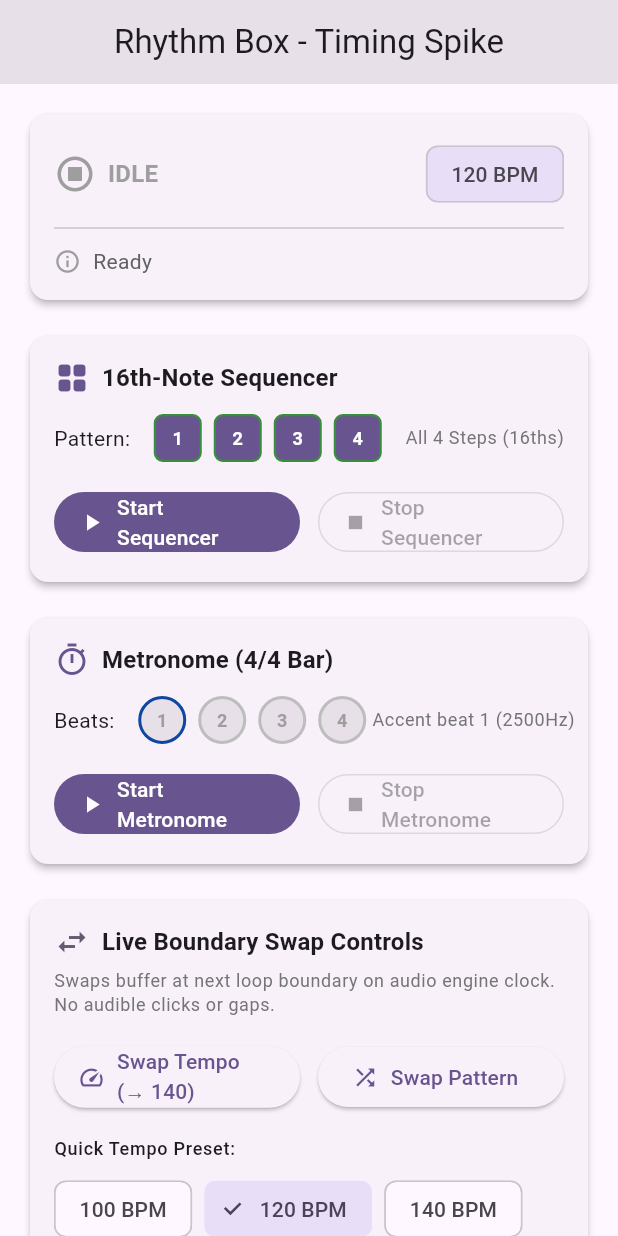
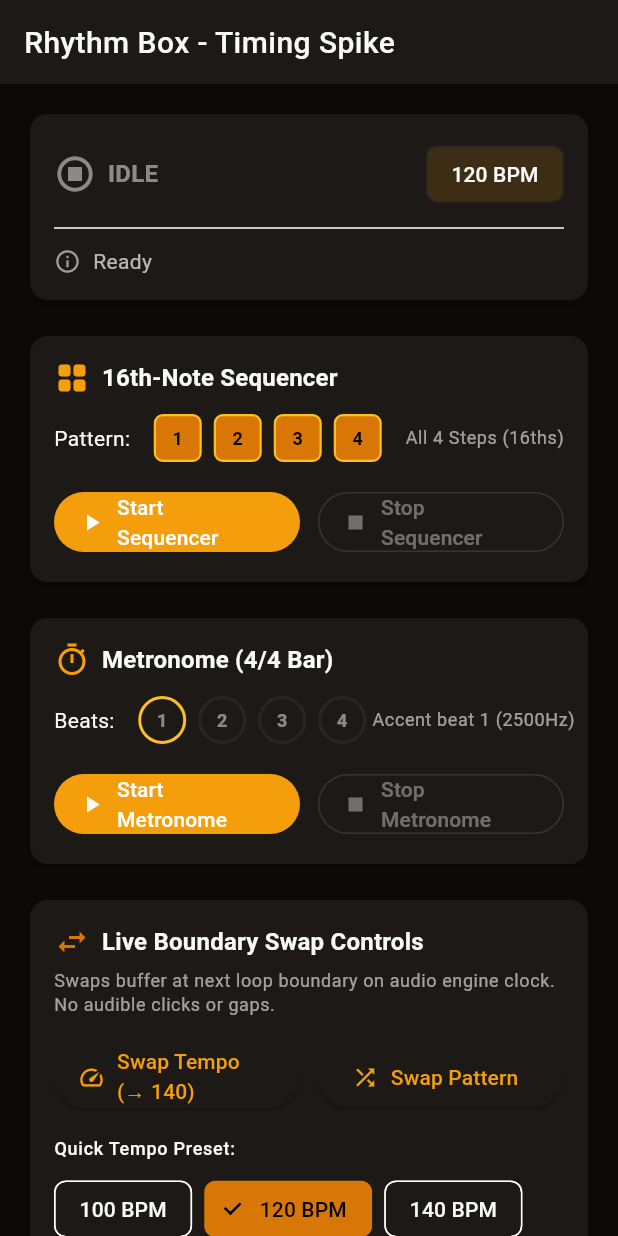
Before and after one commit to luispdd/flutter-rhythm-box, a Flutter app: the screen it shows after launch, on a phone screen of 412 x 824 dp. Run offline on Flutter 3.47's test engine with Material 3 defaults, Android fonts, the phone set to English and light mode, and no system bars; our stand-ins replace flutter_riverpod; missing offline and left inert: flutter_soloud.

Commit message:
feat: implement warm amber theme and update UI components

```diff
--- a/lib/main.dart
+++ b/lib/main.dart
@@ -2,6 +2,7 @@ import 'package:flutter/material.dart';
 import 'package:flutter_riverpod/flutter_riverpod.dart';
 
 import 'ui/spike_screen.dart';
+import 'ui/theme.dart';
 
 void main() {
   runApp(const ProviderScope(child: RhythmBoxApp()));
@@ -15,20 +16,9 @@ class RhythmBoxApp extends StatelessWidget {
     return MaterialApp(
       title: 'Rhythm Box',
       debugShowCheckedModeBanner: false,
-      theme: ThemeData(
-        colorScheme: ColorScheme.fromSeed(
-          seedColor: Colors.deepPurple,
-          brightness: Brightness.light,
-        ),
-        useMaterial3: true,
-      ),
-      darkTheme: ThemeData(
-        colorScheme: ColorScheme.fromSeed(
-          seedColor: Colors.deepPurple,
-          brightness: Brightness.dark,
-        ),
-        useMaterial3: true,
-      ),
+      theme: buildAppTheme(),
+      darkTheme: buildAppTheme(),
+      themeMode: ThemeMode.dark,
       home: const SpikeScreen(),
     );
   }
--- a/lib/ui/spike_screen.dart
+++ b/lib/ui/spike_screen.dart
@@ -3,6 +3,7 @@ import 'package:flutter_riverpod/flutter_riverpod.dart';
 
 import '../domain/playback_state.dart';
 import 'playback_controller.dart';
+import 'theme.dart';
 
 /// Spike screen demonstrating audio-driven looped playback and boundary swapping.
 ///
@@ -18,13 +19,10 @@ class SpikeScreen extends ConsumerWidget {
   Widget build(BuildContext context, WidgetRef ref) {
     final state = ref.watch(playbackNotifierProvider);
     final notifier = ref.read(playbackNotifierProvider.notifier);
-    final theme = Theme.of(context);
 
     return Scaffold(
       appBar: AppBar(
         title: const Text('Rhythm Box - Timing Spike'),
-        centerTitle: true,
-        backgroundColor: theme.colorScheme.surfaceContainerHighest,
       ),
       body: SafeArea(
         child: SingleChildScrollView(
@@ -73,15 +71,15 @@ class SpikeScreen extends ConsumerWidget {
     IconData badgeIcon;
 
     if (isSequencer) {
-      badgeColor = Colors.green;
+      badgeColor = kAmber;
       badgeText = 'SEQUENCER ACTIVE';
       badgeIcon = Icons.graphic_eq;
     } else if (isMetronome) {
-      badgeColor = Colors.blue;
+      badgeColor = kAmberLight;
       badgeText = 'METRONOME ACTIVE';
       badgeIcon = Icons.access_time;
     } else {
-      badgeColor = Colors.grey;
+      badgeColor = theme.colorScheme.onSurface.withValues(alpha: 0.5);
       badgeText = 'IDLE';
       badgeIcon = Icons.stop_circle_outlined;
     }
@@ -108,7 +106,8 @@ class SpikeScreen extends ConsumerWidget {
                 const Spacer(),
                 Chip(
                   label: Text('${state.bpm.round()} BPM'),
-                  backgroundColor: theme.colorScheme.secondaryContainer,
+                  backgroundColor: kAmber.withValues(alpha: 0.15),
+                  side: BorderSide(color: theme.colorScheme.outline),
                 ),
               ],
             ),
@@ -122,7 +121,7 @@ class SpikeScreen extends ConsumerWidget {
                     state.lastEvent,
                     key: const Key('last_event_text'),
                     style: theme.textTheme.bodyMedium?.copyWith(
-                      color: isPlaying ? theme.colorScheme.primary : Colors.grey[700],
+                      color: isPlaying ? kAmber : theme.colorScheme.onSurface.withValues(alpha: 0.7),
                       fontWeight: isPlaying ? FontWeight.w600 : FontWeight.normal,
                     ),
                   ),
@@ -174,11 +173,11 @@ class SpikeScreen extends ConsumerWidget {
                     height: 32,
                     decoration: BoxDecoration(
                       color: active
-                          ? (isSequencerRunning ? Colors.green : theme.colorScheme.primary)
-                          : theme.colorScheme.surfaceContainerHighest,
+                          ? (isSequencerRunning ? kAmber : kAmberDark)
+                          : kSurface,
                       borderRadius: BorderRadius.circular(6),
                       border: Border.all(
-                        color: active ? Colors.green.shade700 : Colors.grey.shade400,
+                        color: active ? kAmberLight : theme.colorScheme.outline,
                         width: 1.5,
                       ),
                     ),
@@ -186,7 +185,7 @@ class SpikeScreen extends ConsumerWidget {
                     child: Text(
                       '${index + 1}',
                       style: TextStyle(
-                        color: active ? Colors.white : Colors.grey,
+                        color: active ? Colors.black : theme.colorScheme.onSurface.withValues(alpha: 0.5),
                         fontWeight: FontWeight.bold,
                         fontSize: 12,
                       ),
@@ -196,7 +195,9 @@ class SpikeScreen extends ConsumerWidget {
                 const Spacer(),
                 Text(
                   state.patternPreset.label,
-                  style: theme.textTheme.bodySmall?.copyWith(color: Colors.grey[600]),
+                  style: theme.textTheme.bodySmall?.copyWith(
+                    color: theme.colorScheme.onSurface.withValues(alpha: 0.6),
+                  ),
                 ),
               ],
             ),
@@ -266,11 +267,11 @@ class SpikeScreen extends ConsumerWidget {
                     height: 32,
                     decoration: BoxDecoration(
                       color: isMetronomeRunning
-                          ? (isAccent ? Colors.blue.shade700 : Colors.blue)
-                          : theme.colorScheme.surfaceContainerHighest,
+                          ? (isAccent ? kAmber : kAmberDark)
+                          : kSurface,
                       borderRadius: BorderRadius.circular(16),
                       border: Border.all(
-                        color: isAccent ? Colors.blue.shade900 : Colors.grey.shade400,
+                        color: isAccent ? kAmberLight : theme.colorScheme.outline,
                         width: 2,
                       ),
                     ),
@@ -278,7 +279,7 @@ class SpikeScreen extends ConsumerWidget {
                     child: Text(
                       '${index + 1}',
                       style: TextStyle(
-                        color: isMetronomeRunning ? Colors.white : Colors.grey,
+                        color: isMetronomeRunning ? Colors.black : theme.colorScheme.onSurface.withValues(alpha: 0.5),
                         fontWeight: FontWeight.bold,
                         fontSize: 12,
                       ),
@@ -288,7 +289,9 @@ class SpikeScreen extends ConsumerWidget {
                 const Spacer(),
                 Text(
                   'Accent beat 1 (2500Hz)',
-                  style: theme.textTheme.bodySmall?.copyWith(color: Colors.grey[600]),
+                  style: theme.textTheme.bodySmall?.copyWith(
+                    color: theme.colorScheme.onSurface.withValues(alpha: 0.6),
+                  ),
                 ),
               ],
             ),
@@ -347,7 +350,9 @@ class SpikeScreen extends ConsumerWidget {
             const SizedBox(height: 6),
             Text(
               'Swaps buffer at next loop boundary on audio engine clock. No audible clicks or gaps.',
-              style: theme.textTheme.bodySmall?.copyWith(color: Colors.grey[600]),
+              style: theme.textTheme.bodySmall?.copyWith(
+                color: theme.colorScheme.onSurface.withValues(alpha: 0.6),
+              ),
             ),
             const SizedBox(height: 16),
             Row(
@@ -424,8 +429,8 @@ class SpikeScreen extends ConsumerWidget {
           FilledButton.tonalIcon(
             key: const Key('stop_all_button'),
             style: FilledButton.styleFrom(
-              backgroundColor: Colors.red.shade100,
-              foregroundColor: Colors.red.shade900,
+              backgroundColor: Colors.red.shade900.withValues(alpha: 0.3),
+              foregroundColor: Colors.red.shade200,
             ),
             onPressed: () => notifier.stop(),
             icon: const Icon(Icons.stop_circle),
@@ -435,20 +440,20 @@ class SpikeScreen extends ConsumerWidget {
         Container(
           padding: const EdgeInsets.all(12),
           decoration: BoxDecoration(
-            color: Colors.grey.shade100,
+            color: kSurface,
             borderRadius: BorderRadius.circular(8),
-            border: Border.all(color: Colors.grey.shade300),
+            border: Border.all(color: Theme.of(context).colorScheme.outline),
           ),
           child: Row(
             children: [
-              Icon(Icons.verified, size: 20, color: Colors.green.shade700),
+              const Icon(Icons.verified, size: 20, color: kAmber),
               const SizedBox(width: 8),
               Expanded(
                 child: Text(
                   'Timing verified: Audio-driven buffer looping via SoLoud mixer clock. 0 Dart timers triggering audio.',
                   style: TextStyle(
                     fontSize: 11,
-                    color: Colors.grey.shade800,
+                    color: kTextPrimary.withValues(alpha: 0.8),
                     fontWeight: FontWeight.w500,
                   ),
                 ),
--- /dev/null
+++ b/lib/ui/theme.dart
@@ -0,0 +1,49 @@
+import 'package:flutter/material.dart';
+
+// ─── Warm Amber Palette ───
+const Color kBgDark = Color(0xFF0C0A09);
+const Color kSurface = Color(0xFF1C1917);
+const Color kAmber = Color(0xFFF59E0B);
+const Color kAmberDark = Color(0xFFD97706);
+const Color kAmberLight = Color(0xFFFBBF24);
+const Color kTextPrimary = Color(0xFFFAFAF9);
+
+/// Builds the complete app theme used by [MaterialApp].
+ThemeData buildAppTheme() {
+  return ThemeData(
+    useMaterial3: true,
+    brightness: Brightness.dark,
+    scaffoldBackgroundColor: kBgDark,
+    colorScheme: const ColorScheme.dark(
+      primary: kAmber,
+      onPrimary: Colors.white,
+      secondary: kAmberDark,
+      surface: kSurface,
+      onSurface: kTextPrimary,
+      outline: Color(0xFF292524),
+    ),
+    appBarTheme: const AppBarTheme(
+      backgroundColor: kSurface,
+      elevation: 0,
+      centerTitle: false,
+      titleTextStyle: TextStyle(
+        fontSize: 20,
+        fontWeight: FontWeight.w500,
+        color: kTextPrimary,
+        letterSpacing: 0.3,
+      ),
+    ),
+    sliderTheme: SliderThemeData(
+      activeTrackColor: kAmber,
+      inactiveTrackColor: Colors.white.withValues(alpha: 0.10),
+      thumbColor: Colors.white,
+      overlayColor: kAmber.withValues(alpha: 0.20),
+      trackHeight: 4,
+      thumbShape: const RoundSliderThumbShape(enabledThumbRadius: 8),
+    ),
+    dialogTheme: DialogThemeData(
+      backgroundColor: kSurface,
+      shape: RoundedRectangleBorder(borderRadius: BorderRadius.circular(16)),
+    ),
+  );
+}
```
Also changed, not shown: 3 other files.
